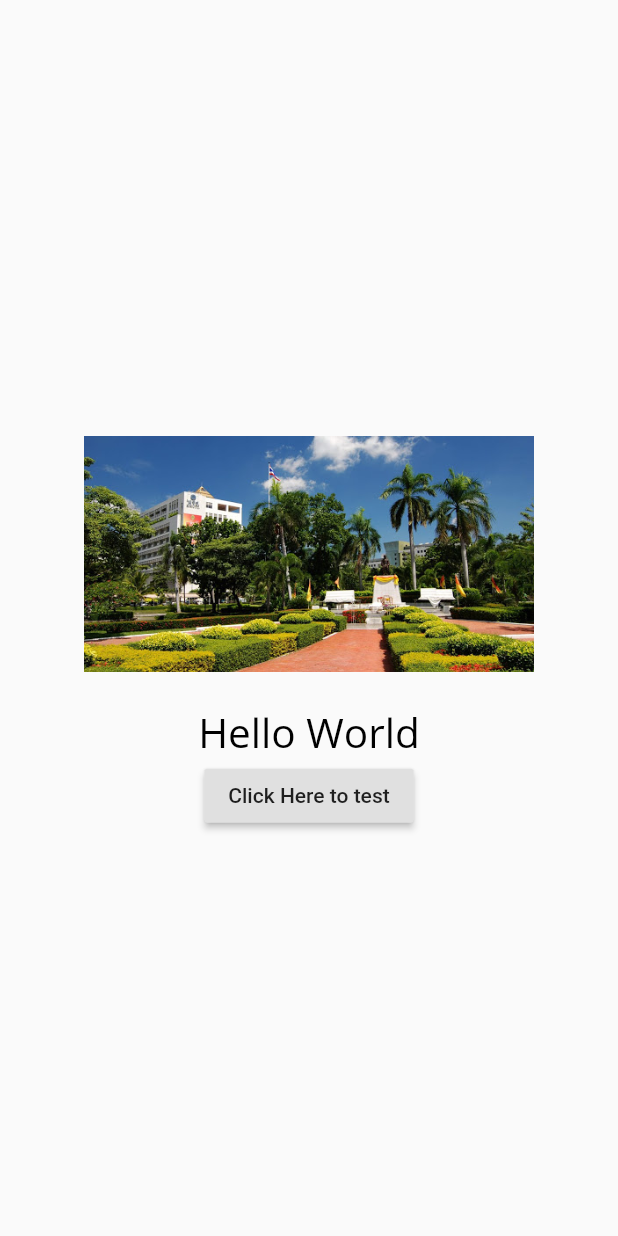
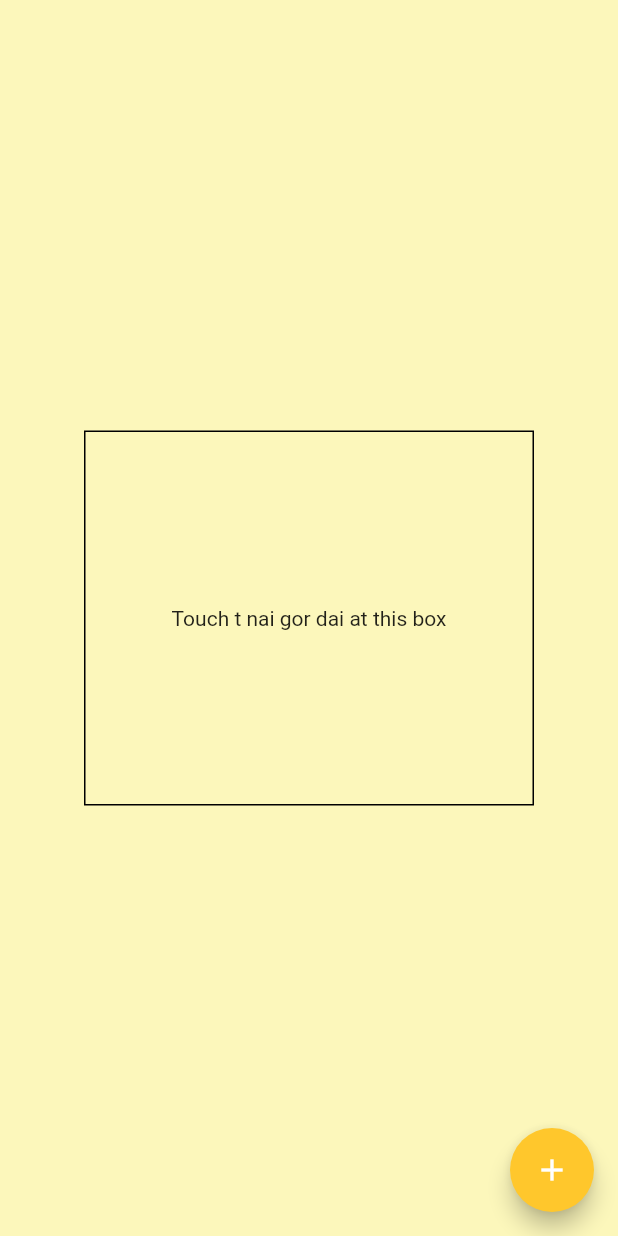
Before and after one commit to Nuttawut503/Flutter-RayCasting-Gesture, a Flutter app: the screen it shows after launch, on a phone screen of 412 x 824 dp. Run offline on Flutter 3.47's test engine with Material 2 defaults, Android fonts, the phone set to English and light mode, and no system bars.

Commit message:
Add gesture-position detector

```diff
--- a/lib/main.dart
+++ b/lib/main.dart
@@ -1,6 +1,7 @@
 import 'package:flutter/material.dart';
 import 'package:LX_KMUTT/screen/home.dart';
-import 'package:LX_KMUTT/screen/test.dart';
+import 'package:LX_KMUTT/screen/test1.dart';
+import 'package:LX_KMUTT/screen/test2.dart';
 
 void main() {
   runApp(MyApp());
@@ -15,7 +16,8 @@ class MyApp extends StatelessWidget {
       initialRoute: '/',
       routes: {
         '/': (context) => HomeScreen(),
-        '/debug': (context) => TestScreen()
+        '/test1': (context) => TestScreen1(),
+        '/test2': (context) => TestScreen2()
       },
       theme: ThemeData(
         // This is the theme of your application.
--- a/lib/screen/home.dart
+++ b/lib/screen/home.dart
@@ -1,5 +1,4 @@
 import 'package:flutter/material.dart';
-import 'package:LX_KMUTT/arguments.dart';
 
 class HomeScreen extends StatefulWidget {
   @override
@@ -7,44 +6,60 @@ class HomeScreen extends StatefulWidget {
 }
 
 class _HomeScreen extends State<HomeScreen> {
-  String textDisplay = 'Hello World';
 
-  void deliveryTest() async {
-    final result = await Navigator.pushNamed(
-      context,
-      '/debug',
-      arguments: TestArguments('This msg was sent from Home!!')
+  @override
+  Widget build(BuildContext context) {
+    return Scaffold(
+      backgroundColor: Color.fromRGBO(252, 247, 187, 1.0),
+      body: SafeArea(
+        child: Center(
+          child: BoxGesture()
+        )
+      ),
+      floatingActionButton: FloatingActionButton(
+        child: Icon(Icons.add),
+        onPressed: () { Navigator.pushNamed(context, '/test1'); },
+        backgroundColor: Color.fromRGBO(255, 199, 44, 1.0),
+      ),
     );
-    setState(() {
-      textDisplay = result;
-    });
+  }
+}
+
+class BoxGesture extends StatelessWidget {
+
+  void getPosition(BuildContext context, TapDownDetails details) {
+    final RenderBox box = context.findRenderObject();
+    final Offset localOffset = box.globalToLocal(details.globalPosition);
+    final double horizon = localOffset.dx / box.size.width * 100;
+    final double vertical = localOffset.dy / box.size.height * 100;
+    String position = 'You touched at the ';
+    if (vertical <= 33.33) {
+      position += (horizon <= 33.33)?'Top Left':((horizon > 66.66)?'Top Right':'Top');
+    } else if (vertical > 66.66) {
+      position += (horizon <= 33.33)?'Bottom Left':((horizon > 66.66)?'Bottom Right':'Bottom');
+    } else {
+      position += (horizon <= 33.33)?'Left':((horizon > 66.66)?'Right':'Center');
+    }
+    position += '\n(X:${horizon.toStringAsFixed(2)}%, Y:${vertical.toStringAsFixed(2)}%)';
+    showDialog(
+      context: context,
+      builder: (context) => AlertDialog(
+        title: Text('Yay!!'),
+        content: Text(position)
+      )
+    );
   }
 
   @override
   Widget build(BuildContext context) {
-    return Scaffold(
-      body: SafeArea(
+    return GestureDetector(
+      onTapDown: (TapDownDetails details) => getPosition(context, details),
+      child: Container(
+        width: 300.0,
+        height: 250.0,
+        decoration: BoxDecoration(border: Border.all(width: 1.0)),
         child: Center(
-          child: Column(
-            mainAxisSize: MainAxisSize.min,
-            children: <Widget>[
-              Container(
-                width: 300.0,
-                height: 200.0,
-                child: Image.asset('assets/images/kmutt.jpg'),
-              ),
-              Text(
-                '$textDisplay',
-                style: opensansStyle(size: 27.0),
-              ),
-              RaisedButton(
-                child: Text('Click Here to test'),
-                onPressed: () {
-                  deliveryTest();
-                },
-              )
-            ]
-          ),
+          child: Text('Touch t nai gor dai at this box')
         )
       )
     );
```
Also changed, not shown: lib/screen/test1.dart (added, +54 -0 lines), lib/screen/test2.dart (renamed from lib/screen/test.dart, +23 -18 lines), 3 other files.
